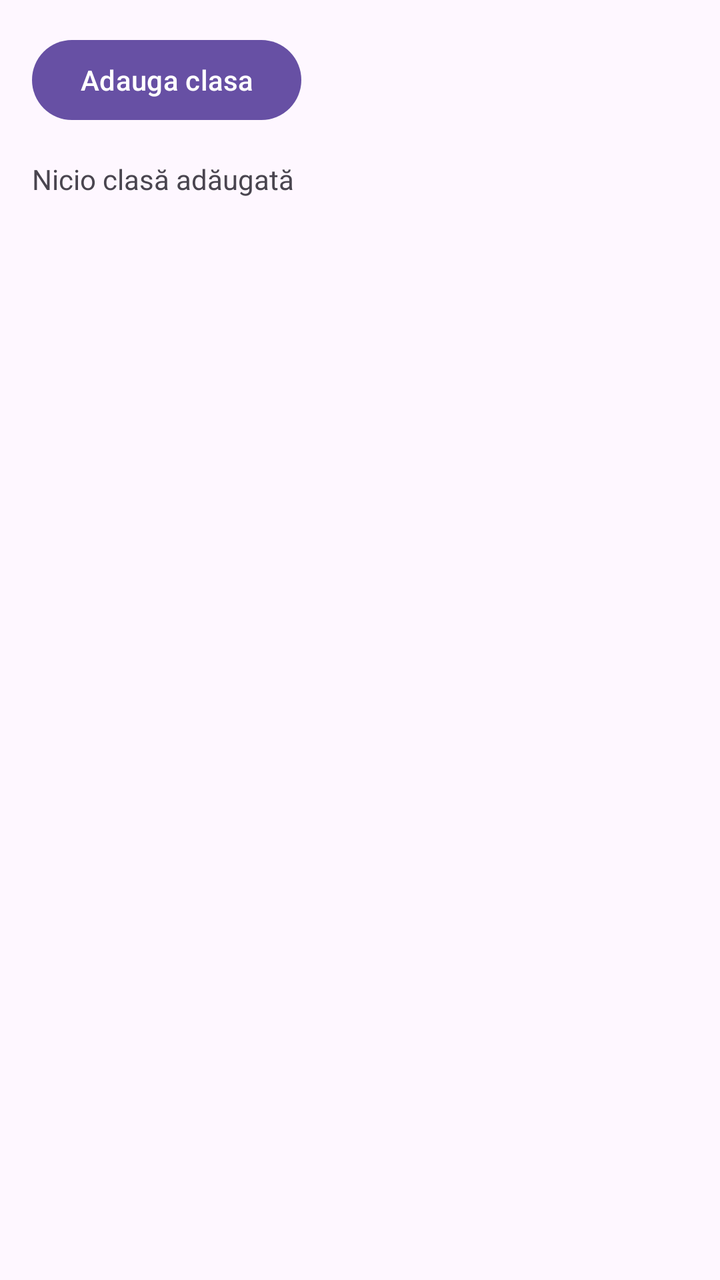
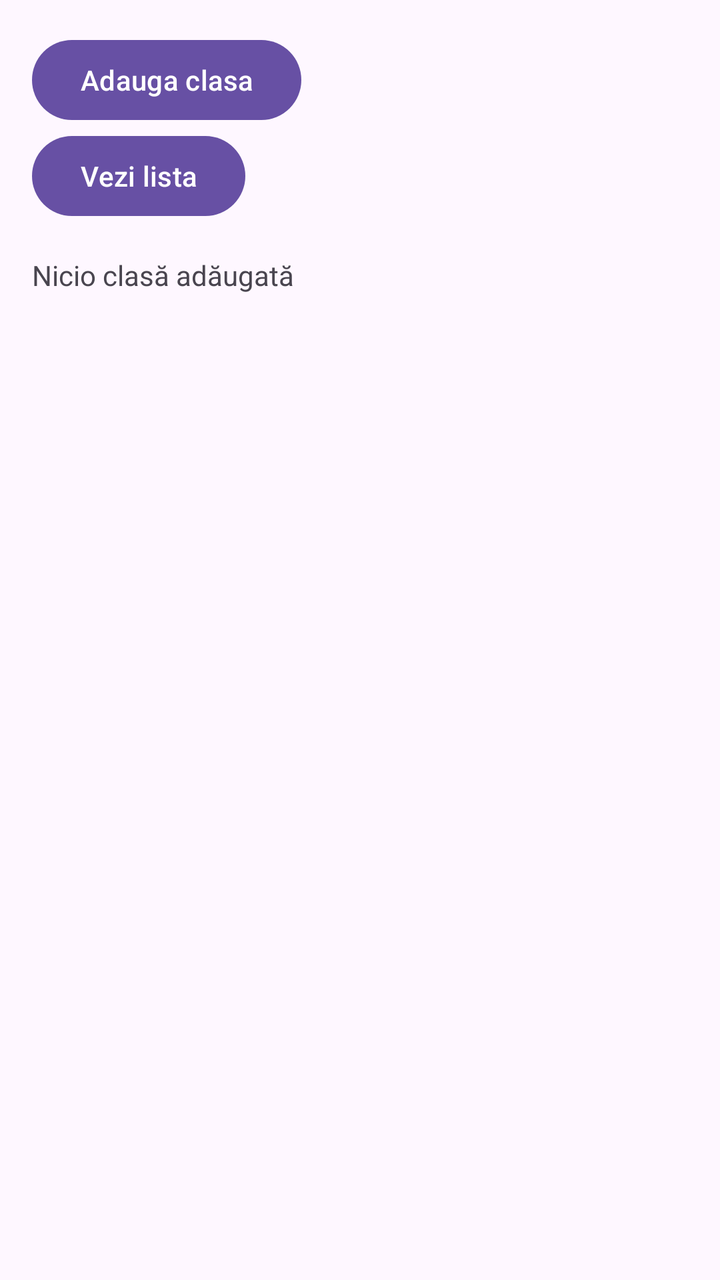

The first picture is an Android layout as it rendered before a commit; the second is the same layout after the commit. The layout source and the unified diff follow.
<!-- AndroidManifest.xml: application theme Theme.Stefan_Caraenache_ActivitateDAM2026 -->
<!-- res/layout/activity_main.xml -->
<?xml version="1.0" encoding="utf-8"?>
<LinearLayout xmlns:android="http://schemas.android.com/apk/res/android"
    xmlns:tools="http://schemas.android.com/tools"
    android:id="@+id/main"
    android:orientation="vertical"
    android:padding="16dp"
    android:layout_width="match_parent"
    android:layout_height="match_parent"
    tools:context=".MainActivity">

    <Button
        android:id="@+id/btnAdauga"
        android:layout_width="wrap_content"
        android:layout_height="wrap_content"
        android:text="@string/adauga_clasa" />

    <TextView
        android:id="@+id/tvClasa"
        android:layout_width="match_parent"
        android:layout_height="wrap_content"
        android:layout_marginTop="16dp"
        android:text="Nicio clasă adăugată" />

</LinearLayout>
<!-- resources referenced by this layout -->
<resources>
  <string name="adauga_clasa">Adauga clasa</string>
  <style name="Theme.Stefan_Caraenache_ActivitateDAM2026" parent="Base.Theme.Stefan_Caraenache_ActivitateDAM2026" />
  <style name="Base.Theme.Stefan_Caraenache_ActivitateDAM2026" parent="Theme.Material3.DayNight.NoActionBar">
          
          
      </style>
</resources>

<!-- the commit's change to res/layout/activity_main.xml (unified diff, before → after) -->
@@ -14,6 +14,12 @@
         android:layout_height="wrap_content"
         android:text="@string/adauga_clasa" />
 
+    <Button
+        android:id="@+id/btnLista"
+        android:layout_width="wrap_content"
+        android:layout_height="wrap_content"
+        android:text="Vezi lista" />
+
     <TextView
         android:id="@+id/tvClasa"
         android:layout_width="match_parent"
